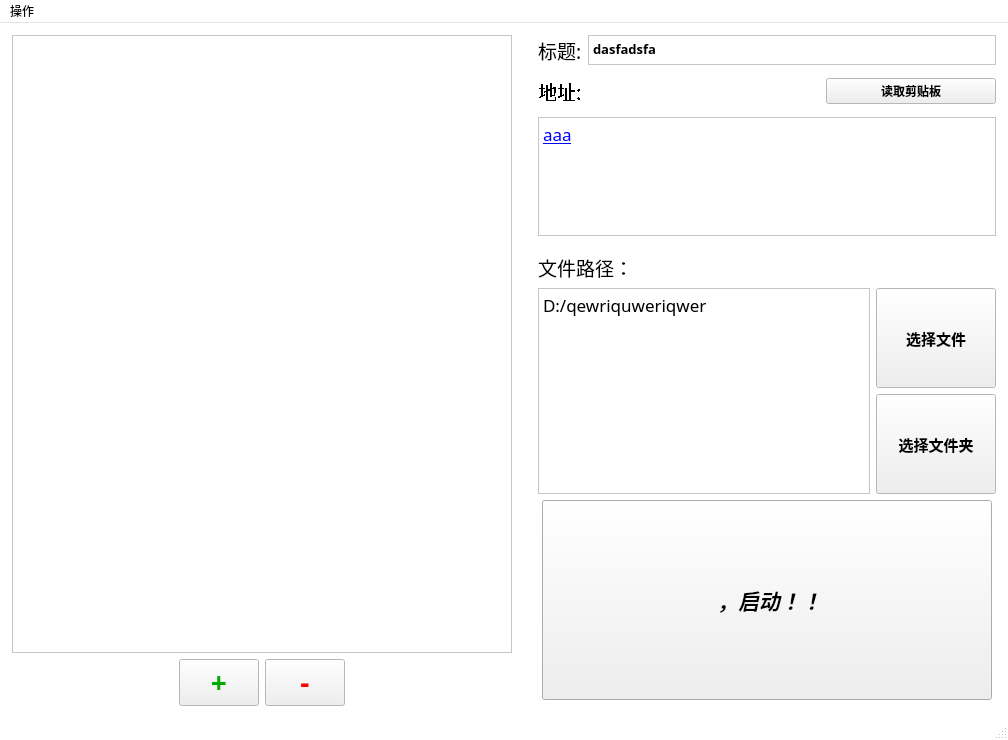
Pillowe582/toolkit, file assets/toolkit.ui: the form before one commit.
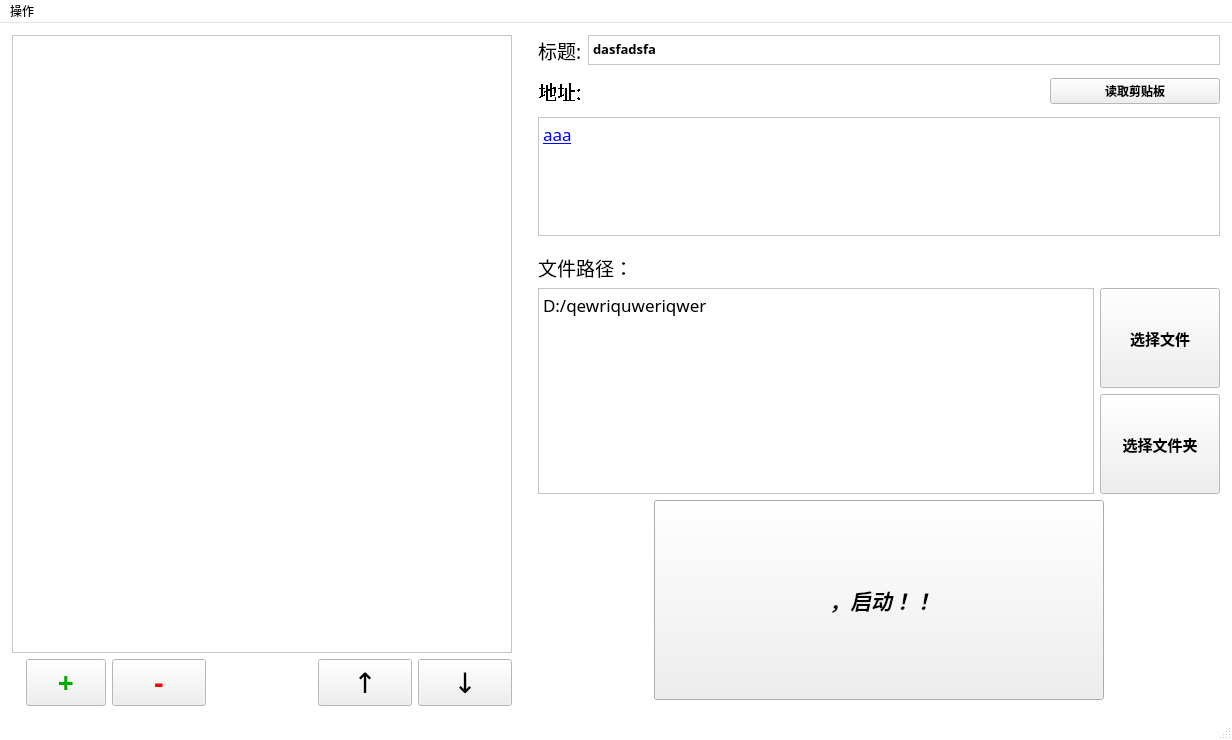
The form after the commit. Icons and pictures are not drawn.

```diff
--- a/assets/toolkit.ui
+++ b/assets/toolkit.ui
@@ -9,7 +9,7 @@
    <rect>
     <x>0</x>
     <y>0</y>
-    <width>1008</width>
+    <width>1232</width>
     <height>740</height>
    </rect>
   </property>
@@ -419,7 +419,91 @@
     </item>
     <item row="0" column="0" rowspan="5">
      <layout class="QGridLayout" name="gridLayout_3">
-      <item row="0" column="0" colspan="2">
+      <item row="1" column="3">
+       <widget class="QPushButton" name="upbtn">
+        <property name="font">
+         <font>
+          <family>宋体</family>
+          <pointsize>21</pointsize>
+         </font>
+        </property>
+        <property name="text">
+         <string>↑</string>
+        </property>
+       </widget>
+      </item>
+      <item row="1" column="1">
+       <widget class="QPushButton" name="removebtn">
+        <property name="palette">
+         <palette>
+          <active>
+           <colorrole role="ButtonText">
+            <brush brushstyle="SolidPattern">
+             <color alpha="255">
+              <red>255</red>
+              <green>0</green>
+              <blue>0</blue>
+             </color>
+            </brush>
+           </colorrole>
+          </active>
+          <inactive>
+           <colorrole role="ButtonText">
+            <brush brushstyle="SolidPattern">
+             <color alpha="255">
+              <red>255</red>
+              <green>0</green>
+              <blue>0</blue>
+             </color>
+            </brush>
+           </colorrole>
+          </inactive>
+          <disabled>
+           <colorrole role="ButtonText">
+            <brush brushstyle="SolidPattern">
+             <color alpha="255">
+              <red>120</red>
+              <green>120</green>
+              <blue>120</blue>
+             </color>
+            </brush>
+           </colorrole>
+          </disabled>
+         </palette>
+        </property>
+        <property name="font">
+         <font>
+          <family>宋体</family>
+          <pointsize>21</pointsize>
+          <weight>75</weight>
+          <bold>true</bold>
+         </font>
+        </property>
+        <property name="tabletTracking">
+         <bool>true</bool>
+        </property>
+        <property name="text">
+         <string>-</string>
+        </property>
+        <property name="shortcut">
+         <string>Del</string>
+        </property>
+       </widget>
+      </item>
+      <item row="1" column="4">
+       <widget class="QPushButton" name="downbtn">
+        <property name="font">
+         <font>
+          <family>宋体</family>
+          <pointsize>21</pointsize>
+         </font>
+        </property>
+        <property name="text">
+         <string>↓</string>
+        </property>
+       </widget>
+      </item>
+      <item row="0" column="0" colspan="5">
        <widget class="QListWidget" name="applist">
         <property name="minimumSize">
          <size>
@@ -610,63 +694,21 @@
         </property>
        </widget>
       </item>
-      <item row="1" column="1" alignment="Qt::AlignLeft">
-       <widget class="QPushButton" name="removebtn">
-        <property name="palette">
-         <palette>
-          <active>
-           <colorrole role="ButtonText">
-            <brush brushstyle="SolidPattern">
-             <color alpha="255">
-              <red>255</red>
-              <green>0</green>
-              <blue>0</blue>
-             </color>
-            </brush>
-           </colorrole>
-          </active>
-          <inactive>
-           <colorrole role="ButtonText">
-            <brush brushstyle="SolidPattern">
-             <color alpha="255">
-              <red>255</red>
-              <green>0</green>
-              <blue>0</blue>
-             </color>
-            </brush>
-           </colorrole>
-          </inactive>
-          <disabled>
-           <colorrole role="ButtonText">
-            <brush brushstyle="SolidPattern">
-             <color alpha="255">
-              <red>120</red>
-              <green>120</green>
-              <blue>120</blue>
-             </color>
-            </brush>
-           </colorrole>
-          </disabled>
-         </palette>
+      <item row="1" column="2">
+       <spacer name="verticalSpacer_2">
+        <property name="orientation">
+         <enum>Qt::Vertical</enum>
         </property>
-        <property name="font">
-         <font>
-          <family>宋体</family>
-          <pointsize>21</pointsize>
-          <weight>75</weight>
-          <bold>true</bold>
-         </font>
+        <property name="sizeType">
+         <enum>QSizePolicy::Minimum</enum>
         </property>
-        <property name="tabletTracking">
-         <bool>true</bool>
+        <property name="sizeHint" stdset="0">
+         <size>
+          <width>100</width>
+          <height>40</height>
+         </size>
         </property>
-        <property name="text">
-         <string>-</string>
-        </property>
-        <property name="shortcut">
-         <string>Del</string>
-        </property>
-       </widget>
+       </spacer>
       </item>
      </layout>
     </item>
@@ -866,7 +908,7 @@
     <rect>
      <x>0</x>
      <y>0</y>
-     <width>1008</width>
+     <width>1232</width>
      <height>30</height>
     </rect>
    </property>
```
